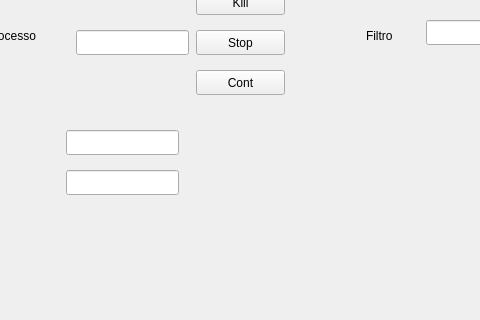
Qt form mainwindow.ui (IgorDiasV/htop) before a commit; both pictures show x 94 to 574 and y 280 to 600 of the 800 by 600 pixel window.
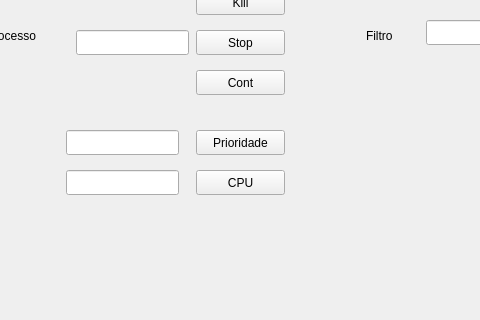
The same form after that commit.

```diff
--- a/mainwindow.ui
+++ b/mainwindow.ui
@@ -162,6 +162,32 @@
      </rect>
     </property>
    </widget>
+   <widget class="QPushButton" name="button_cpu">
+    <property name="geometry">
+     <rect>
+      <x>290</x>
+      <y>450</y>
+      <width>89</width>
+      <height>25</height>
+     </rect>
+    </property>
+    <property name="text">
+     <string>CPU</string>
+    </property>
+   </widget>
+   <widget class="QPushButton" name="button_prioridade">
+    <property name="geometry">
+     <rect>
+      <x>290</x>
+      <y>410</y>
+      <width>89</width>
+      <height>25</height>
+     </rect>
+    </property>
+    <property name="text">
+     <string>Prioridade</string>
+    </property>
+   </widget>
   </widget>
   <widget class="QMenuBar" name="menubar">
    <property name="geometry">
```
Left out of the diff: 2 changed lines with no effect on the pictures.
